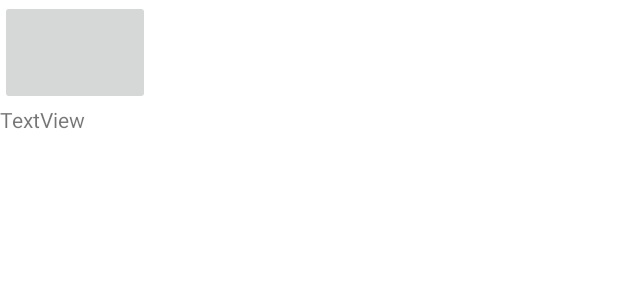
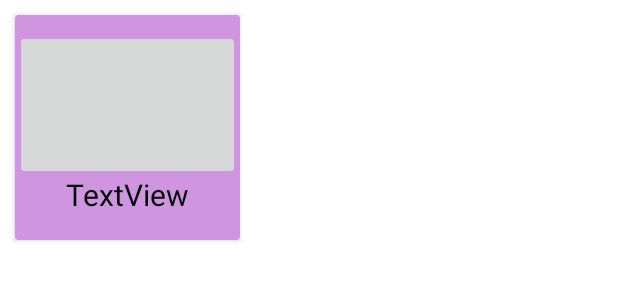
Before and after one commit to yeongi/TimerDoList, an Android app: the layout category_button.xml on its own in the app's theme, with its tools: preview values and no code run, on a phone screen of 412 x 824 dp. Shown: the top 300 px of the screen. Run offline under Robolectric (Android 15) with nearby library versions, the phone set to English and light mode, and no system bars.

Commit message:
category and database refectoring

```diff
--- a/TimerList/app/src/main/java/com/example/timerlist/data/MyCategory.java
+++ b/TimerList/app/src/main/java/com/example/timerlist/data/MyCategory.java
@@ -1,5 +1,6 @@
 package com.example.timerlist.data;
 
+import android.annotation.SuppressLint;
 import android.os.Parcel;
 import android.widget.ImageButton;
 import android.widget.TextView;
@@ -8,6 +9,7 @@ import com.felipecsl.asymmetricgridview.library.model.AsymmetricItem;
 
 import org.w3c.dom.Text;
 
+@SuppressLint("ParcelCreator")
 public class MyCategory implements AsymmetricItem {
     private TextView CategoryText;
     private ImageButton imageButton;
--- a/TimerList/app/src/main/java/com/example/timerlist/fragment/CategoryListAdapter.java
+++ b/TimerList/app/src/main/java/com/example/timerlist/fragment/CategoryListAdapter.java
@@ -29,12 +29,16 @@ public class CategoryListAdapter extends BaseAdapter {
     //position에 위치한 데이터를 화면에 출력하는데 사용할 View 를 리턴
     @Override
     public View getView(int position, View convertView, ViewGroup parent) {
+        MyCategory item = items.get(position);
         if(convertView == null){
             LayoutInflater inflater = (LayoutInflater) context.getSystemService(Context.LAYOUT_INFLATER_SERVICE);
             convertView = inflater.inflate(R.layout.category_button,parent,false);
         }
         ImageButton imageButton = (ImageButton) convertView.findViewById(R.id.categoryImageButton);
         TextView textview = (TextView)convertView.findViewById(R.id.categoryText);
+
+        imageButton.setImageResource(R.drawable.todolist_icon);
+        textview.setText(item.getCategoryTitle());
 
         imageButton.setOnClickListener(new View.OnClickListener() {
             @Override
--- a/TimerList/app/src/main/java/com/example/timerlist/fragment/FragMain.java
+++ b/TimerList/app/src/main/java/com/example/timerlist/fragment/FragMain.java
@@ -249,6 +249,7 @@ public class FragMain extends Fragment implements SwipeRefreshLayout.OnRefreshLi
         LayoutInflater inflater = requireActivity().getLayoutInflater();
         View dialogView = getLayoutInflater().inflate(R.layout.save_dialog,null);
 
+
         inputText = (EditText) dialogView.findViewById(R.id.inputText);
         inputTime = (EditText) dialogView.findViewById(R.id.inputTime);
         inputImportant = (EditText) dialogView.findViewById(R.id.inputImport);
--- a/TimerList/app/src/main/java/com/example/timerlist/fragment/MyRecyclerViewAdapter.java
+++ b/TimerList/app/src/main/java/com/example/timerlist/fragment/MyRecyclerViewAdapter.java
@@ -89,7 +89,11 @@ public class MyRecyclerViewAdapter extends RecyclerView.Adapter<MyRecyclerViewAd
                         //리스트에서 삭제
                         try{
                             if(fragMain.Doing.size() > 0 ){
+                                Toast.makeText(fragMain.getContext(),"삭제 완료" +
+                                        "" +
+                                        "", Toast.LENGTH_SHORT).show();
                                 fragMain.Doing.remove(getAdapterPosition());
+                                fragMain.onRefresh();
                             }
                         }catch (ArrayIndexOutOfBoundsException e){
 
--- a/TimerList/app/src/main/res/layout/category_button.xml
+++ b/TimerList/app/src/main/res/layout/category_button.xml
@@ -1,20 +1,32 @@
 <?xml version="1.0" encoding="utf-8"?>
-<LinearLayout xmlns:android="http://schemas.android.com/apk/res/android"
+<androidx.cardview.widget.CardView xmlns:android="http://schemas.android.com/apk/res/android"
     xmlns:app="http://schemas.android.com/apk/res-auto"
-    android:layout_width="100sp"
-    android:layout_height="100sp"
-    android:orientation="vertical">
+    android:layout_width="150sp"
+    android:layout_height="150sp"
+    android:layout_margin="10sp"
+    android:background="#DC47F5"
+    android:orientation="vertical"
+    app:cardBackgroundColor="#CF95E0"
+    app:layout_gravity="center">
 
     <ImageButton
         android:id="@+id/categoryImageButton"
-        android:layout_width="match_parent"
-        android:layout_height="wrap_content"
-        android:layout_weight="5" />
+        android:layout_width="150dp"
+        android:layout_height="100sp"
+        android:layout_gravity="center|top"
+        android:layout_margin="10sp"
+        android:layout_weight="6" />
 
     <TextView
         android:id="@+id/categoryText"
         android:layout_width="match_parent"
-        android:layout_height="wrap_content"
+        android:layout_height="40sp"
+        android:layout_gravity="bottom"
+        android:layout_marginBottom="10sp"
         android:layout_weight="1"
-        android:text="TextView" />
-</LinearLayout>
+        android:gravity="center"
+        android:text="TextView"
+        android:textAlignment="center"
+        android:textColor="#000000"
+        android:textSize="20sp" />
+</androidx.cardview.widget.CardView>
--- a/TimerList/app/src/main/res/layout/save_dialog.xml
+++ b/TimerList/app/src/main/res/layout/save_dialog.xml
@@ -8,10 +8,11 @@
         android:id="@+id/imageView"
         android:layout_width="match_parent"
         android:layout_height="200sp"
+        android:layout_margin="10sp"
         android:layout_weight="1"
         android:background="#FFFFBB33"
         android:scaleType="center"
-        app:srcCompat="@drawable/todolist_icon" />
+        app:srcCompat="@drawable/main_icon" />
 
     <EditText
         android:id="@+id/inputText"
```
Also changed, not shown: TimerList/app/src/main/java/com/example/timerlist/db/DBHelper.java (+7 -4 lines), TimerList/app/src/main/java/com/example/timerlist/fragment/FragCategory.java (+6 -6 lines), TimerList/app/src/main/res/drawable/ic_baseline_list_alt_24.xml (added, +10 -0 lines), TimerList/app/src/main/res/layout/fragment_frag_category.xml (+7 -1 lines).
